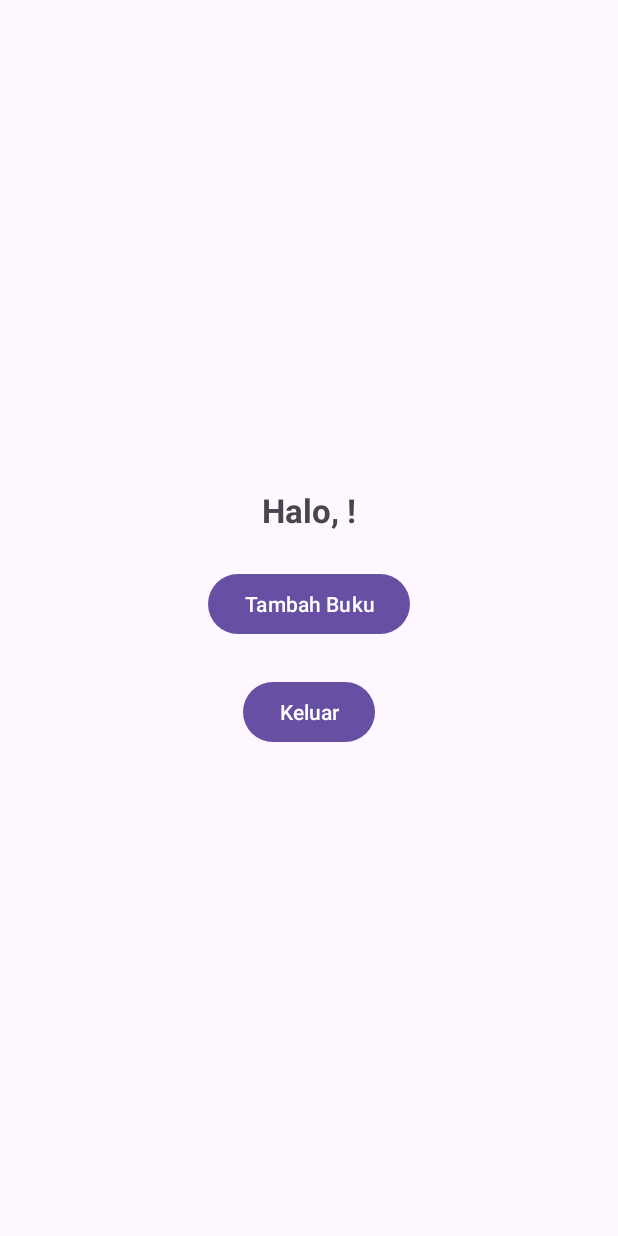
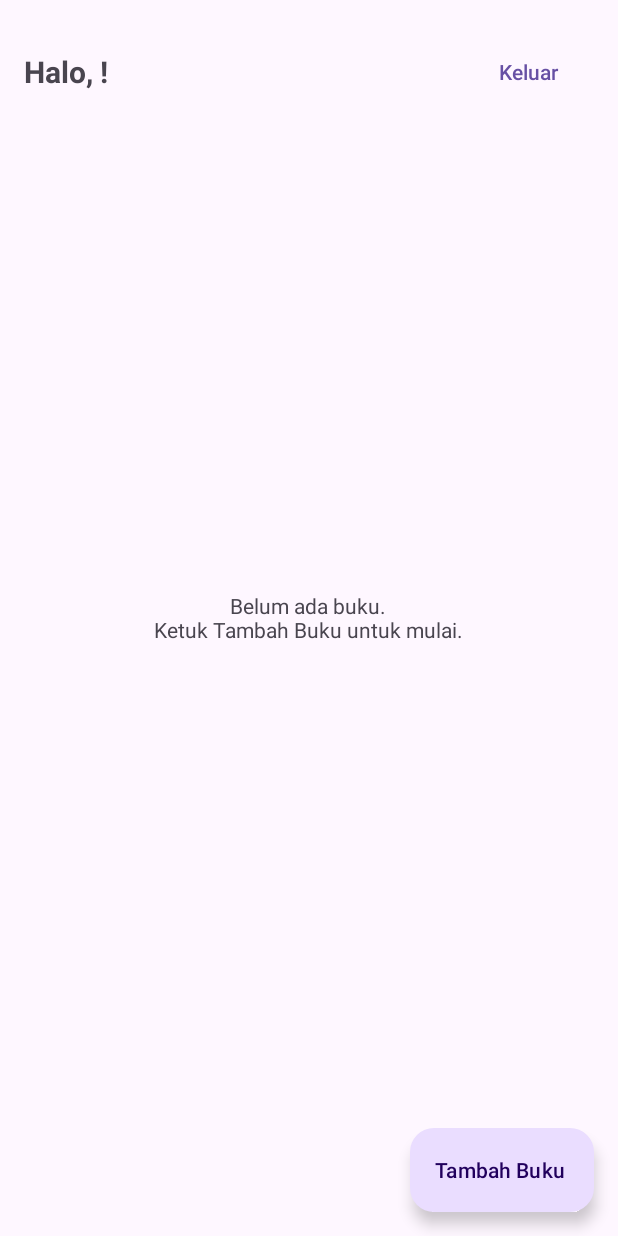
Before and after one commit to naghiya/koleksi-bacaan, an Android app: the screen it shows after launch once a user with an empty profile is signed in (MainActivity), on a phone screen of 412 x 824 dp. Run offline under Robolectric (Android 15) with nearby library versions, the phone set to English and light mode, and no system bars; our stand-ins replace Firebase (no records; nobody signed in at launch, a user with empty details on screens opened directly).

Commit message:
Tambah daftar buku dengan RecyclerView dan Firestore listener

```diff
--- a/app/src/main/java/com/naghiya/koleksibacaan/MainActivity.kt
+++ b/app/src/main/java/com/naghiya/koleksibacaan/MainActivity.kt
@@ -2,21 +2,27 @@ package com.naghiya.koleksibacaan
 
 import android.content.Intent
 import android.os.Bundle
+import android.view.View
 import androidx.appcompat.app.AppCompatActivity
+import androidx.recyclerview.widget.LinearLayoutManager
 import com.google.firebase.auth.FirebaseAuth
+import com.google.firebase.firestore.FirebaseFirestore
+import com.google.firebase.firestore.ListenerRegistration
 import com.naghiya.koleksibacaan.databinding.ActivityMainBinding
 
 class MainActivity : AppCompatActivity() {
 
     private lateinit var binding: ActivityMainBinding
-    private lateinit var auth: FirebaseAuth
+    private val auth = FirebaseAuth.getInstance()
+    private val db = FirebaseFirestore.getInstance()
+    private val adapter = BukuAdapter()
+    private var listener: ListenerRegistration? = null
 
     override fun onCreate(savedInstanceState: Bundle?) {
         super.onCreate(savedInstanceState)
         binding = ActivityMainBinding.inflate(layoutInflater)
         setContentView(binding.root)
 
-        auth = FirebaseAuth.getInstance()
         val user = auth.currentUser
         if (user == null) {
             keLogin()
@@ -26,14 +32,52 @@ class MainActivity : AppCompatActivity() {
         val nama = user.displayName?.takeIf { it.isNotBlank() } ?: user.email.orEmpty()
         binding.tvHalo.text = getString(R.string.halo_pengguna, nama)
 
-        binding.btnTambahBuku.setOnClickListener {
+        binding.rvBuku.layoutManager = LinearLayoutManager(this)
+        binding.rvBuku.adapter = adapter
+
+        binding.fabTambah.setOnClickListener {
             startActivity(Intent(this, BookFormActivity::class.java))
         }
-
         binding.btnKeluar.setOnClickListener {
             auth.signOut()
             keLogin()
         }
+    }
+
+    override fun onStart() {
+        super.onStart()
+        muatBuku()
+    }
+
+    override fun onStop() {
+        super.onStop()
+        listener?.remove()
+        listener = null
+    }
+
+    private fun muatBuku() {
+        val uid = auth.currentUser?.uid ?: return
+        binding.progressBar.visibility = View.VISIBLE
+        binding.tvKosong.visibility = View.GONE
+
+        listener = db.collection("books")
+            .whereEqualTo("userId", uid)
+            .addSnapshotListener { snapshot, error ->
+                binding.progressBar.visibility = View.GONE
+
+                if (error != null) {
+                    binding.tvKosong.text = getString(R.string.gagal_muat)
+                    binding.tvKosong.visibility = View.VISIBLE
+                    return@addSnapshotListener
+                }
+
+                val daftar = snapshot?.toObjects(Buku::class.java).orEmpty()
+                    .sortedBy { it.judul.lowercase() }
+                adapter.submitList(daftar)
+
+                binding.tvKosong.text = getString(R.string.daftar_kosong)
+                binding.tvKosong.visibility = if (daftar.isEmpty()) View.VISIBLE else View.GONE
+            }
     }
 
     private fun keLogin() {
--- a/app/src/main/res/layout/activity_main.xml
+++ b/app/src/main/res/layout/activity_main.xml
@@ -1,32 +1,72 @@
 <?xml version="1.0" encoding="utf-8"?>
-<LinearLayout xmlns:android="http://schemas.android.com/apk/res/android"
+<androidx.coordinatorlayout.widget.CoordinatorLayout
+    xmlns:android="http://schemas.android.com/apk/res/android"
     xmlns:tools="http://schemas.android.com/tools"
     android:id="@+id/main"
     android:layout_width="match_parent"
     android:layout_height="match_parent"
-    android:gravity="center"
-    android:orientation="vertical"
-    android:padding="24dp"
     tools:context=".MainActivity">
 
-    <TextView
-        android:id="@+id/tvHalo"
+    <LinearLayout
+        android:layout_width="match_parent"
+        android:layout_height="match_parent"
+        android:orientation="vertical">
+
+        <LinearLayout
+            android:layout_width="match_parent"
+            android:layout_height="wrap_content"
+            android:gravity="center_vertical"
+            android:orientation="horizontal"
+            android:paddingHorizontal="16dp"
+            android:paddingTop="24dp"
+            android:paddingBottom="8dp">
+
+            <TextView
+                android:id="@+id/tvHalo"
+                android:layout_width="0dp"
+                android:layout_height="wrap_content"
+                android:layout_weight="1"
+                android:textSize="20sp"
+                android:textStyle="bold" />
+
+            <Button
+                android:id="@+id/btnKeluar"
+                style="@style/Widget.Material3.Button.TextButton"
+                android:layout_width="wrap_content"
+                android:layout_height="wrap_content"
+                android:text="@string/btn_keluar" />
+        </LinearLayout>
+
+        <androidx.recyclerview.widget.RecyclerView
+            android:id="@+id/rvBuku"
+            android:layout_width="match_parent"
+            android:layout_height="0dp"
+            android:layout_weight="1"
+            android:clipToPadding="false"
+            android:paddingBottom="88dp" />
+    </LinearLayout>
+
+    <ProgressBar
+        android:id="@+id/progressBar"
         android:layout_width="wrap_content"
         android:layout_height="wrap_content"
-        android:textSize="22sp"
-        android:textStyle="bold" />
+        android:layout_gravity="center"
+        android:visibility="gone" />
 
-    <Button
-        android:id="@+id/btnTambahBuku"
+    <TextView
+        android:id="@+id/tvKosong"
         android:layout_width="wrap_content"
         android:layout_height="wrap_content"
-        android:layout_marginTop="24dp"
-        android:text="@string/btn_tambah_buku" />
+        android:layout_gravity="center"
+        android:gravity="center"
+        android:padding="24dp"
+        android:visibility="gone" />
 
-    <Button
-        android:id="@+id/btnKeluar"
+    <com.google.android.material.floatingactionbutton.ExtendedFloatingActionButton
+        android:id="@+id/fabTambah"
         android:layout_width="wrap_content"
         android:layout_height="wrap_content"
-        android:layout_marginTop="24dp"
-        android:text="@string/btn_keluar" />
-</LinearLayout>
+        android:layout_gravity="bottom|end"
+        android:layout_margin="16dp"
+        android:text="@string/btn_tambah_buku" />
+</androidx.coordinatorlayout.widget.CoordinatorLayout>
--- a/app/src/main/res/values/strings.xml
+++ b/app/src/main/res/values/strings.xml
@@ -54,4 +54,8 @@
     <string name="error_link_tidak_valid">Link tidak valid (contoh: https://contoh.com)</string>
     <string name="buku_tersimpan">Buku berhasil disimpan</string>
     <string name="buku_gagal_simpan">Gagal menyimpan buku, coba lagi</string>
+    <string name="daftar_kosong">Belum ada buku.\nKetuk Tambah Buku untuk mulai.</string>
+    <string name="gagal_muat">Gagal memuat daftar buku. Periksa koneksi internetmu.</string>
+    <string name="progres_halaman">%1$d / %2$d halaman</string>
+    <string name="rating_format">★ %1$.1f</string>
 </resources>
```
Also changed, not shown: app/src/main/java/com/naghiya/koleksibacaan/BukuAdapter.kt (added, +40 -0 lines), app/src/main/res/layout/item_buku.xml (added, +60 -0 lines).
